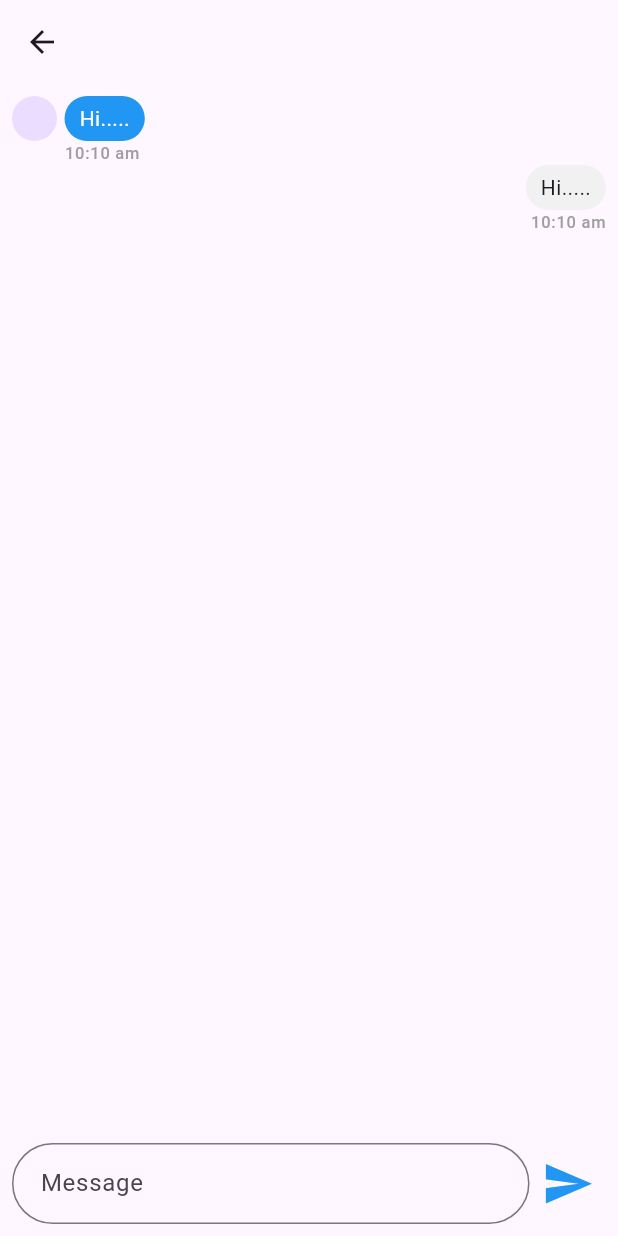
After one commit to Vineeth-Kolichal/chat-app-flutter, a Flutter app: the screen it shows after launch, after a tap on "Name", on a phone screen of 412 x 824 dp. The commit adds this screen. Run offline on Flutter 3.47's test engine with Material 3 defaults, Android fonts, the phone set to English and light mode, and no system bars; our stand-ins replace flutter_bloc, freezed_annotation, image_picker, intl_phone_field, pinput.

Commit message:
set profile, chat list, message screen ui started

```diff
--- /dev/null
+++ b/devtools_options.yaml
@@ -0,0 +1 @@
+extensions:
--- /dev/null
+++ b/lib/features/chats/presentation/pages/chat_screen.dart
@@ -0,0 +1,32 @@
+import 'package:chat_app/common/widgets/space.dart';
+import 'package:chat_app/features/messages/presentation/pages/message_screen.dart';
+import 'package:flutter/material.dart';
+
+class ChatScreen extends StatelessWidget {
+  const ChatScreen({super.key});
+
+  @override
+  Widget build(BuildContext context) {
+    return Scaffold(
+      appBar: AppBar(),
+      body: ListView.separated(
+        itemBuilder: (context, index) {
+          return ListTile(
+            onTap: () {
+              Navigator.of(context).push(MaterialPageRoute(
+                builder: (context) => MessageScreen(),
+              ));
+            },
+            leading: CircleAvatar(),
+            title: Text("Name"),
+            trailing: Text("time"),
+          );
+        },
+        separatorBuilder: (context, index) => Space.y(5),
+        itemCount: 20,
+      ),
+      floatingActionButton:
+          FloatingActionButton(onPressed: () {}, child: Icon(Icons.chat)),
+    );
+  }
+}
--- /dev/null
+++ b/lib/features/messages/presentation/pages/message_screen.dart
@@ -0,0 +1,57 @@
+import 'package:chat_app/common/widgets/space.dart';
+import 'package:chat_app/features/messages/presentation/widgets/messge_item_widget.dart';
+import 'package:flutter/material.dart';
+
+class MessageScreen extends StatelessWidget {
+  const MessageScreen({super.key});
+
+  @override
+  Widget build(BuildContext context) {
+    final theme = Theme.of(context);
+    final size = MediaQuery.of(context).size;
+    return Scaffold(
+      appBar: AppBar(),
+      body: Padding(
+        padding: const EdgeInsets.all(8.0),
+        child: Column(children: [
+          Expanded(
+            child: ListView(children: [
+              MessageItem(
+                isSender: false,
+              ),
+              MessageItem(
+                isSender: true,
+              )
+            ]),
+          ),
+          Row(
+            children: [
+              Expanded(
+                child: TextFormField(
+                  decoration: InputDecoration(
+                    hintText: "Message",
+                    contentPadding: const EdgeInsets.symmetric(
+                      horizontal: 15,
+                      vertical: 15,
+                    ),
+                    border: OutlineInputBorder(
+                      borderRadius: BorderRadius.circular(45),
+                    ),
+                  ),
+                ),
+              ),
+              IconButton(
+                onPressed: () {},
+                icon: Icon(
+                  Icons.send,
+                  size: 35,
+                  color: Colors.blue,
+                ),
+              )
+            ],
+          ),
+        ]),
+      ),
+    );
+  }
+}
--- /dev/null
+++ b/lib/features/messages/presentation/widgets/messge_item_widget.dart
@@ -0,0 +1,57 @@
+import 'package:chat_app/common/widgets/space.dart';
+import 'package:flutter/material.dart';
+
+class MessageItem extends StatelessWidget {
+  const MessageItem({
+    super.key,
+    required this.isSender,
+  });
+  final bool isSender;
+  @override
+  Widget build(BuildContext context) {
+    final theme = Theme.of(context);
+    final size = MediaQuery.of(context).size;
+    return Column(
+      crossAxisAlignment:
+          isSender ? CrossAxisAlignment.end : CrossAxisAlignment.start,
+      children: [
+        Row(
+          mainAxisAlignment:
+              isSender ? MainAxisAlignment.end : MainAxisAlignment.start,
+          crossAxisAlignment: CrossAxisAlignment.end,
+          children: [
+            if (!isSender)
+              CircleAvatar(
+                radius: 15,
+              ),
+            Space.x(5),
+            Container(
+              constraints: BoxConstraints(maxWidth: size.width * 0.8),
+              decoration: BoxDecoration(
+                color:
+                    isSender ? Color.fromARGB(255, 241, 241, 241) : Colors.blue,
+                borderRadius: BorderRadius.circular(15),
+              ),
+              padding: EdgeInsets.symmetric(horizontal: 10, vertical: 5),
+              child: Text(
+                "Hi.....",
+                style: theme.textTheme.bodyMedium
+                    ?.copyWith(color: isSender ? null : Colors.white),
+              ),
+            )
+          ],
+        ),
+        Row(
+          mainAxisSize: MainAxisSize.min,
+          children: [
+            Space.x(35),
+            Text(
+              '10:10 am',
+              style: theme.textTheme.labelSmall?.copyWith(color: Colors.grey),
+            ),
+          ],
+        )
+      ],
+    );
+  }
+}
--- /dev/null
+++ b/lib/features/on_boarding/presentation/blocs/bloc/set_profile_event.dart
@@ -0,0 +1,7 @@
+part of 'set_profile_bloc.dart';
+
+@freezed
+class SetProfileEvent with _$SetProfileEvent {
+  const factory SetProfileEvent.pickImage() = PickImage;
+  const factory SetProfileEvent.submit() = Submit;
+}
--- /dev/null
+++ b/lib/features/on_boarding/presentation/blocs/bloc/set_profile_state.dart
@@ -0,0 +1,13 @@
+part of 'set_profile_bloc.dart';
+
+@freezed
+class SetProfileState with _$SetProfileState {
+  const factory SetProfileState({
+    File? image,
+    required bool isLoading,
+    String? error,
+    required bool isSuccess,
+  }) = _Initial;
+  factory SetProfileState.initial() =>
+      SetProfileState(isLoading: false, isSuccess: false);
+}
--- a/lib/main.dart
+++ b/lib/main.dart
@@ -1,6 +1,10 @@
+import 'package:chat_app/features/chats/presentation/pages/chat_screen.dart';
+import 'package:chat_app/features/on_boarding/presentation/blocs/bloc/set_profile_bloc.dart';
 import 'package:chat_app/features/on_boarding/presentation/pages/login_screen.dart';
 import 'package:chat_app/features/on_boarding/presentation/pages/otp_screen.dart';
+import 'package:chat_app/features/on_boarding/presentation/pages/set_profile_screen.dart';
 import 'package:flutter/material.dart';
+import 'package:flutter_bloc/flutter_bloc.dart';
 
 void main() {
   runApp(const MyApp());
@@ -12,7 +16,13 @@ class MyApp extends StatelessWidget {
   // This widget is the root of your application.
   @override
   Widget build(BuildContext context) {
-    return MaterialApp(
+    return MultiBlocProvider(
+      providers: [
+        BlocProvider(
+          create: (context) => SetProfileBloc(),
+        )
+      ],
+      child: MaterialApp(
         title: 'Flutter Demo',
         theme: ThemeData(
           elevatedButtonTheme: ElevatedButtonThemeData(
@@ -21,7 +31,8 @@ class MyApp extends StatelessWidget {
           colorScheme: ColorScheme.fromSeed(seedColor: Colors.deepPurple),
           useMaterial3: true,
         ),
-      home: const LoginScreen(),
+        home: const ChatScreen(),
+      ),
     );
   }
 }
--- a/pubspec.yaml
+++ b/pubspec.yaml
@@ -44,6 +44,7 @@ dependencies:
   pinput: ^3.0.1
   get_it: ^7.6.7
   shared_preferences: ^2.2.2
+  image_picker: ^1.0.7
 
 dev_dependencies:
   flutter_test:
```
Also changed, not shown: lib/common/widgets/common_elevated_button.dart (added, +29 -0 lines), lib/features/messages/data/models/messages_model.dart (added, +58 -0 lines), lib/features/messages/domain/entities/messages_entity.dart (added, +66 -0 lines), lib/features/on_boarding/presentation/blocs/bloc/set_profile_bloc.dart (added, +29 -0 lines), lib/features/on_boarding/presentation/pages/otp_screen.dart (+4 -10 lines), lib/features/on_boarding/presentation/pages/set_profile_screen.dart (added, +77 -0 lines), lib/features/on_boarding/presentation/blocs/bloc/set_profile_bloc.freezed.dart (added), pubspec.lock, 11 other files. Lines whose indentation alone changed are shown as unchanged.
